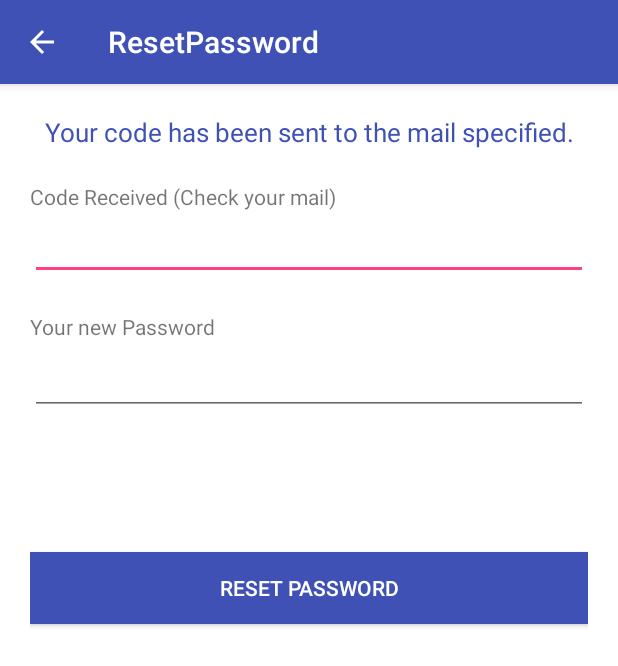
After one commit to knkbga/IIT-Project, an Android app: the ResetPassword screen opened directly, with no data from a screen before it, on a phone screen of 412 x 824 dp. The commit adds this screen. Shown: the top 666 px of the screen. Run offline under Robolectric (Android 15) with nearby library versions, the phone set to English and light mode, and no system bars.

Commit message:
Forgot password functionality added with error comming on proceeding with 'code' for resetting password.

```diff
--- a/app/build.gradle
+++ b/app/build.gradle
@@ -31,6 +31,8 @@ dependencies {
 }
 
 
+
+
 configurations {
     compile.exclude group: "org.apache.httpcomponents", module: "httpclient"
 }
--- /dev/null
+++ b/app/src/main/java/com/example/om/mygame/ResetPassword.java
@@ -0,0 +1,61 @@
+package com.example.om.mygame;
+
+import android.content.Context;
+import android.graphics.Paint;
+import android.os.Bundle;
+import android.support.v7.app.AppCompatActivity;
+import android.view.View;
+import android.widget.Button;
+import android.widget.EditText;
+import android.widget.ProgressBar;
+import android.widget.TextView;
+
+import org.json.JSONException;
+import org.json.JSONObject;
+import org.w3c.dom.Text;
+
+import authentication.Authenticate;
+import authentication.PersonCredentials;
+
+public class ResetPassword extends AppCompatActivity {
+
+    Context mContext;
+    static String email;
+
+    @Override
+    protected void onCreate(Bundle savedInstanceState) {
+        mContext =getBaseContext();
+        super.onCreate(savedInstanceState);
+
+        setContentView(R.layout.activity_reset_password);
+
+        Button reset_pass = (Button) findViewById(R.id.post_forgot_password_button);
+        final EditText code = (EditText) findViewById(R.id.post_forgot_pass_code);
+        final EditText new_pass = (EditText) findViewById(R.id.post_forgot_pass_new_pass);
+        final TextView testing = (TextView) findViewById(R.id.testing);
+        final ProgressBar progressBar = (ProgressBar) findViewById(R.id.progressBar);
+
+        testing.setPaintFlags(testing.getPaintFlags() |   Paint.UNDERLINE_TEXT_FLAG);
+
+        reset_pass.setOnClickListener(new View.OnClickListener() {
+            @Override
+            public void onClick(View v) {
+
+                JSONObject request = new JSONObject();
+
+                try {
+                    request.put("email", email);
+                    request.put("code",code.getText().toString());
+                    request.put("newpass",new_pass.getText().toString());
+                }
+                catch (JSONException e) {
+                    e.printStackTrace();
+                }
+
+                API api = new API(PersonCredentials.oid, request, Authenticate.url + "/resetpass/chg", testing, mContext, 4, progressBar);
+
+                api.execute();
+            }
+        });
+    }
+}
--- /dev/null
+++ b/app/src/main/res/layout/activity_reset_password.xml
@@ -0,0 +1,111 @@
+<RelativeLayout xmlns:android="http://schemas.android.com/apk/res/android"
+    xmlns:tools="http://schemas.android.com/tools"
+    android:layout_width="match_parent"
+    android:layout_height="match_parent"
+    android:background="#FFFFFF"
+    android:padding="20sp"
+    tools:context="com.example.om.mygame.ResetPassword">
+
+    <RelativeLayout
+        android:layout_width="match_parent"
+        android:layout_height="match_parent"
+        android:layout_alignParentTop="true"
+        android:layout_alignParentLeft="true"
+        android:layout_alignParentStart="true">
+        <TextView
+            android:textColor="@color/colorPrimary"
+            android:textAlignment="center"
+            android:textSize="17dp"
+            android:text="Your code has been sent to the mail specified."
+            android:layout_width="match_parent"
+            android:layout_height="match_parent" />
+
+        <LinearLayout
+            android:layout_marginTop="45dp"
+            android:layout_width="match_parent"
+            android:layout_height="wrap_content">
+            <TextView
+                android:text="Code Received (Check your mail)"
+                android:layout_width="wrap_content"
+                android:layout_height="wrap_content" />
+        </LinearLayout>
+
+        <LinearLayout
+            android:layout_marginTop="65dp"
+            android:layout_width="match_parent"
+            android:layout_height="wrap_content"
+            android:id="@+id/linearLayout8">
+            <EditText
+                android:id="@+id/post_forgot_pass_code"
+                android:layout_width="match_parent"
+                android:layout_height="wrap_content" />
+        </LinearLayout>
+
+        <LinearLayout
+            android:layout_marginTop="135dp"
+            android:layout_width="match_parent"
+            android:layout_height="wrap_content"
+            android:id="@+id/linearLayout9"
+            android:orientation="horizontal"></LinearLayout>
+
+        <LinearLayout
+            android:layout_marginTop="165dp"
+            android:layout_width="match_parent"
+            android:layout_height="wrap_content"
+            android:id="@+id/linearLayout7"
+            android:orientation="horizontal"></LinearLayout>
+
+        <Button
+            android:id="@+id/post_forgot_password_button"
+            android:layout_width="match_parent"
+            android:layout_height="wrap_content"
+            android:layout_alignParentEnd="true"
+            android:layout_alignParentRight="true"
+            android:layout_below="@+id/testing"
+            android:layout_marginTop="22dp"
+            android:background="@color/colorPrimary"
+            android:text="Reset Password"
+            android:textColor="#FFFFFF" />
+
+        <TextView
+            android:id="@+id/textView3"
+            android:layout_width="wrap_content"
+            android:layout_height="wrap_content"
+            android:layout_alignParentLeft="true"
+            android:layout_alignParentStart="true"
+            android:layout_below="@+id/linearLayout8"
+            android:layout_marginTop="21dp"
+            android:text="Your new Password" />
+
+        <EditText
+            android:layout_marginTop="20dp"
+            android:id="@+id/post_forgot_pass_new_pass"
+            android:layout_width="match_parent"
+            android:layout_height="wrap_content"
+            android:layout_alignParentLeft="true"
+            android:layout_alignParentStart="true"
+            android:layout_below="@+id/linearLayout9" />
+
+        <TextView
+            android:textSize="20sp"
+            android:textColor="#FF0000"
+            android:id="@+id/testing"
+            android:layout_width="wrap_content"
+            android:layout_height="wrap_content"
+            android:layout_below="@+id/post_forgot_pass_new_pass"
+            android:layout_centerHorizontal="true"
+            android:layout_marginTop="42dp" />
+
+    </RelativeLayout>
+
+    <ProgressBar
+        android:id="@+id/progressBar"
+        style="?android:attr/progressBarStyle"
+        android:layout_width="wrap_content"
+        android:layout_height="wrap_content"
+        android:layout_alignParentTop="true"
+        android:layout_centerHorizontal="true"
+        android:layout_marginTop="197dp"
+        android:visibility="gone" />
+
+</RelativeLayout>
--- a/app/src/main/res/values/strings.xml
+++ b/app/src/main/res/values/strings.xml
@@ -35,10 +35,15 @@
     <string name="title_activity_game_welcome_page">GameWelcomePage</string>
 
     <string name="title_activity_sign_up">SignUp</string>
+    <string name="title_activity_log_in">LogIn</string>
 
     <string name="title_activity_register">Register</string>
 
     <string name="title_activity_network">Network</string>
 
+    <string name="title_activity_forgot_password">ForgotPassword</string>
+
+    <string name="title_activity_reset_password">ResetPassword</string>
+
 
 </resources>
```
Also changed, not shown: app/src/main/AndroidManifest.xml (+23 -5 lines), app/src/main/java/authentication/LogIn.java (+50 -41 lines), app/src/main/java/authentication/Register.java (+7 -16 lines), app/src/main/java/com/example/om/mygame/API.java (+39 -3 lines), app/src/main/java/com/example/om/mygame/Connectivity.java (+2 -69 lines), app/src/main/java/com/example/om/mygame/ForgotPassword.java (added, +84 -0 lines), app/src/main/java/com/example/om/mygame/Network.java (+21 -1 lines), app/src/main/java/comprehensive/VisualAndAuditoryPage.java (+6 -6 lines), app/src/main/java/comprehensive/VisualOnlyWithDistraction.java (+6 -6 lines), app/src/main/res/layout/activity_forgot_password.xml (added, +74 -0 lines), app/src/main/res/layout/activity_log_in.xml (+15 -5 lines), app/src/main/res/layout/activity_network.xml (+12 -0 lines).
